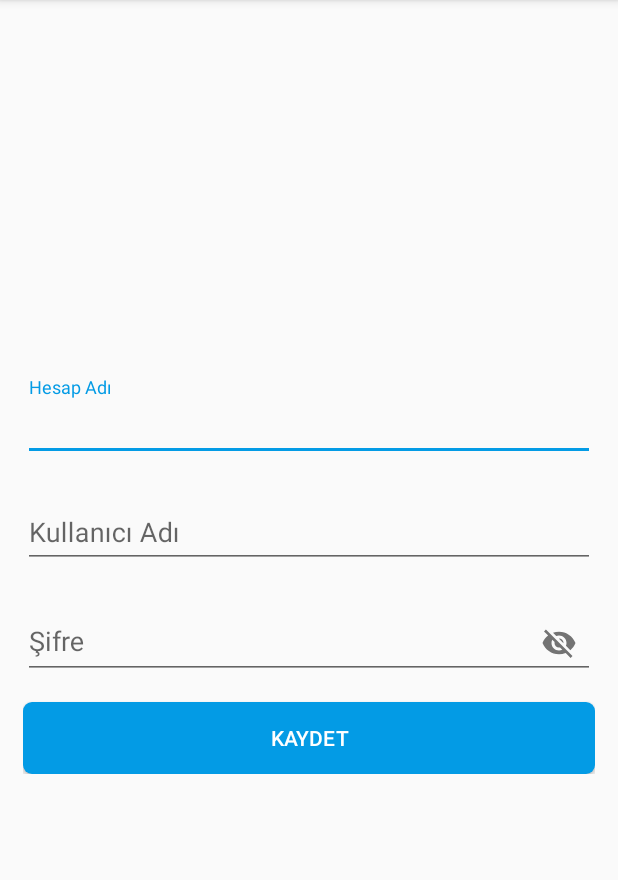
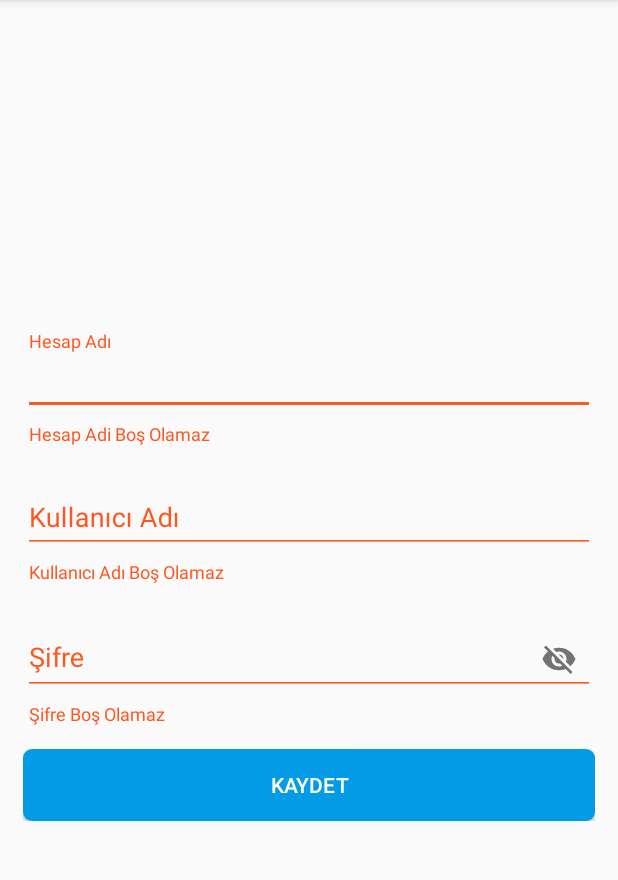
Before and after one commit to aliosmanoktar/PasswordManager, an Android app: the AddedPasswordActivity screen opened directly, with no data from a screen before it, after a tap on an icon or button, on a phone screen of 412 x 824 dp, the part 84-964 px from its top. Run offline under Robolectric (Android 15) with nearby library versions, the phone set to English and light mode, and no system bars; 3 statements that could not run were skipped; 1 other tap on this screen came first.

Commit message:
Added empty error

```diff
--- a/app/src/main/java/com/aliosman/passwordmanager/Activity/AddedPasswordActivity.kt
+++ b/app/src/main/java/com/aliosman/passwordmanager/Activity/AddedPasswordActivity.kt
@@ -21,12 +21,16 @@ import com.aliosman.passwordmanager.Models.PasswordModel
 import com.aliosman.passwordmanager.Models.key_item
 import com.aliosman.passwordmanager.R
 import com.google.android.material.textfield.TextInputEditText
+import com.google.android.material.textfield.TextInputLayout
 
 class AddedPasswordActivity : AppCompatActivity() {
     var PasswordItem: PasswordModel? = null
     lateinit var HesapAdi: TextInputEditText
     lateinit var KullaniciAdi: TextInputEditText
     lateinit var Sifre: TextInputEditText
+    lateinit var HesapAdiLayout: TextInputLayout
+    lateinit var KullaniciAdiLayout: TextInputLayout
+    lateinit var SifreLayout: TextInputLayout
     lateinit var kaydet: Button
     private val TAG = javaClass.name
     lateinit var dialog: DialogAdapter
@@ -38,6 +42,9 @@ class AddedPasswordActivity : AppCompatActivity() {
         KullaniciAdi = findViewById(R.id.AddedActivity_kullanici_adi)
         Sifre = findViewById(R.id.AddedActivity_sifre)
         kaydet = findViewById(R.id.AddedActivity_kaydet)
+        HesapAdiLayout = findViewById(R.id.AddedActivity_hesap_adi_layout)
+        KullaniciAdiLayout = findViewById(R.id.AddedActivity_kullanici_adi_layout)
+        SifreLayout = findViewById(R.id.AddedActivity_sifre_layout)
         if (PasswordItem != null) {
             HesapAdi.setText(PasswordItem!!.HesapAdi)
             KullaniciAdi.setText(PasswordItem!!.KullaniciAdi)
@@ -132,6 +139,21 @@ class AddedPasswordActivity : AppCompatActivity() {
     }
 
     val kaydetClick = View.OnClickListener {
+        var error: Boolean = false
+        if (HesapAdi.text.isNullOrEmpty()) {
+            error = true
+            HesapAdiLayout.error = "Hesap Adi Boş Olamaz"
+        }
+        if (KullaniciAdi.text.isNullOrEmpty()) {
+            error = true
+            KullaniciAdiLayout.error = "Kullanıcı Adı Boş Olamaz"
+        }
+        if (Sifre.text.isNullOrEmpty()) {
+            error = true
+            SifreLayout.error = "Şifre Boş Olamaz"
+        }
+        if (error)
+            return@OnClickListener
         if (PasswordItem == null) {
             Kaydet()
             dialog.setTitle("Şifre Kaydediliyor lütfen bekleyiniz!!")
--- a/app/src/main/res/layout/activity_added_password.xml
+++ b/app/src/main/res/layout/activity_added_password.xml
@@ -19,6 +19,7 @@
         android:orientation="vertical">
 
         <com.google.android.material.textfield.TextInputLayout
+            android:id="@+id/AddedActivity.hesap_adi_layout"
             android:layout_width="match_parent"
             android:layout_height="wrap_content">
 
@@ -30,6 +31,7 @@
         </com.google.android.material.textfield.TextInputLayout>
 
         <com.google.android.material.textfield.TextInputLayout
+            android:id="@+id/AddedActivity.kullanici_adi_layout"
             android:layout_width="match_parent"
             android:layout_height="wrap_content"
             android:layout_marginTop="15dp">
@@ -42,6 +44,7 @@
         </com.google.android.material.textfield.TextInputLayout>
 
         <com.google.android.material.textfield.TextInputLayout
+            android:id="@+id/AddedActivity.sifre_layout"
             android:layout_width="match_parent"
             android:layout_height="wrap_content"
             android:layout_marginTop="15dp"
```
